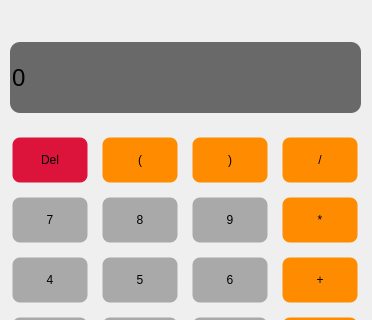
This is src/jcal.ui in itsjibel/Jcal as Qt 5 draws it before an edit; both pictures show x 0 to 372 and y 135 to 455 of the 372 by 616 pixel window. The edited form follows.
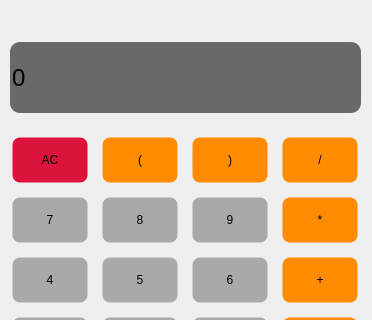
This is the edited form.

Commit message: Now all of calculations is on the jmp library

Patch:
```diff
--- a/src/jcal.ui
+++ b/src/jcal.ui
@@ -60,7 +60,7 @@
 }</string>
     </property>
     <property name="text">
-     <string>Del</string>
+     <string>AC</string>
     </property>
     <property name="autoDefault">
      <bool>false</bool>
```
Left out of the diff: 2 changed lines with no effect on the pictures. The commit also changes 1 other file.
